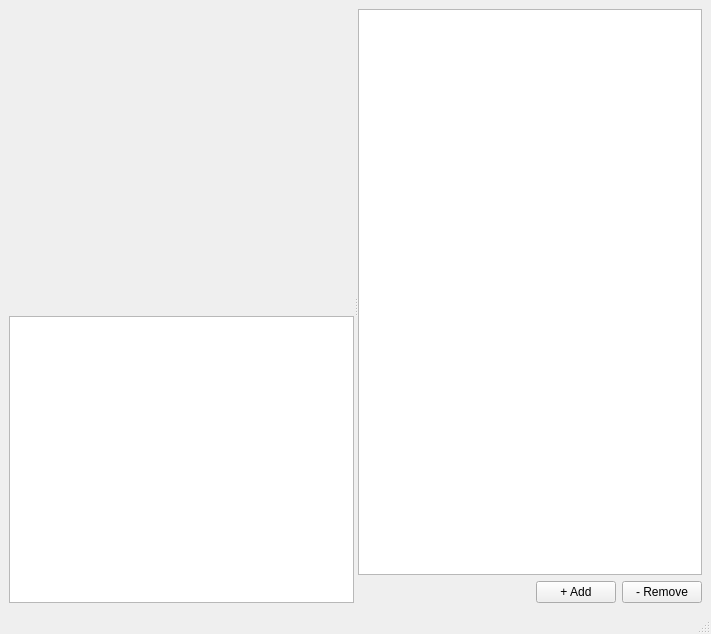
First picture: the form in src/ui/transcribe.ui, repository bungeniorg/bungeni-transcriber, before the edit.
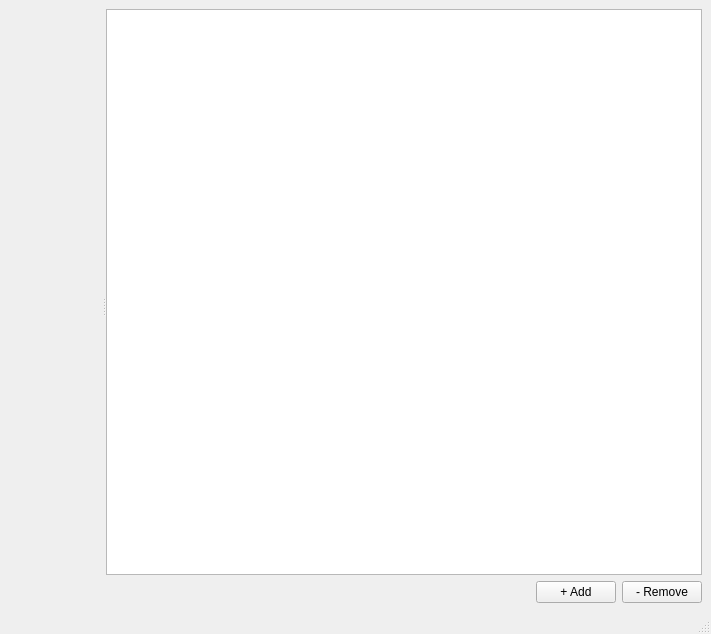
Second picture: the form after the edit.

```diff
--- a/src/ui/transcribe.ui
+++ b/src/ui/transcribe.ui
@@ -15,17 +15,14 @@
   </property>
   <widget class="QWidget" name="centralwidget">
    <layout class="QGridLayout" name="gridLayout_3">
-    <item row="0" column="0">
+    <item row="0" column="1">
      <widget class="QSplitter" name="splitter">
       <property name="orientation">
        <enum>Qt::Horizontal</enum>
       </property>
       <widget class="QWidget" name="gridLayoutWidget_2">
        <layout class="QGridLayout" name="gridLayout_2">
-        <item row="2" column="0" colspan="3">
-         <widget class="QTableView" name="tableView"/>
-        </item>
-        <item row="0" column="0" colspan="3">
+        <item row="0" column="0" colspan="2">
          <spacer name="verticalSpacer">
           <property name="orientation">
            <enum>Qt::Vertical</enum>
@@ -38,7 +35,7 @@
           </property>
          </spacer>
         </item>
-        <item row="1" column="0" colspan="3">
+        <item row="1" column="0" colspan="2">
          <spacer name="horizontalSpacer_3">
           <property name="orientation">
            <enum>Qt::Horizontal</enum>
@@ -51,6 +48,19 @@
           </property>
          </spacer>
         </item>
+        <item row="2" column="0" colspan="2">
+         <spacer name="verticalSpacer_2">
+          <property name="orientation">
+           <enum>Qt::Vertical</enum>
+          </property>
+          <property name="sizeHint" stdset="0">
+           <size>
+            <width>20</width>
+            <height>40</height>
+           </size>
+          </property>
+         </spacer>
+        </item>
        </layout>
       </widget>
       <widget class="QWidget" name="gridLayoutWidget">
```
